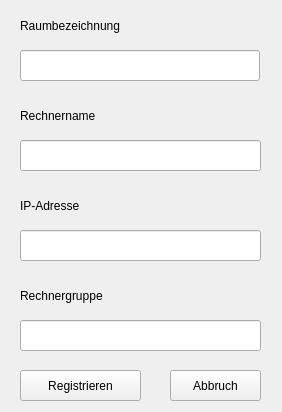
Qt form linbo_gui/linboRegisterBox.ui (linuxmuster/linuxmuster-linbo) before a commit.
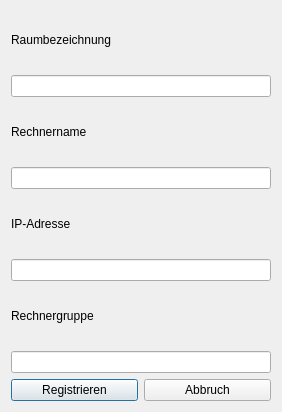
The same form after that commit.

Commit message: change regist dialog to only collect information

What changed in the file:
```diff
--- a/linbo_gui/linboRegisterBox.ui
+++ b/linbo_gui/linboRegisterBox.ui
@@ -1,7 +1,10 @@
 <?xml version="1.0" encoding="UTF-8"?>
 <ui version="4.0">
  <class>linboRegisterBox</class>
- <widget class="QWidget" name="linboRegisterBox">
+ <widget class="QDialog" name="linboRegisterBox">
+  <property name="windowModality">
+   <enum>Qt::ApplicationModal</enum>
+  </property>
   <property name="geometry">
    <rect>
     <x>0</x>
@@ -13,15 +16,9 @@
   <property name="windowTitle">
    <string>Rechner registrieren</string>
   </property>
+  <layout class="QVBoxLayout" name="verticalLayout">
+   <item>
   <widget class="QLabel" name="textLabel2">
-   <property name="geometry">
-    <rect>
-     <x>20</x>
-     <y>10</y>
-     <width>171</width>
-     <height>31</height>
-    </rect>
-   </property>
    <property name="text">
     <string>Raumbezeichnung</string>
    </property>
@@ -29,25 +26,12 @@
     <bool>false</bool>
    </property>
   </widget>
-  <widget class="QLineEdit" name="roomName">
-   <property name="geometry">
-    <rect>
-     <x>20</x>
-     <y>50</y>
-     <width>240</width>
-     <height>31</height>
-    </rect>
-   </property>
-  </widget>
+   </item>
+   <item>
+    <widget class="QLineEdit" name="roomName"/>
+   </item>
+   <item>
   <widget class="QLabel" name="textLabel3">
-   <property name="geometry">
-    <rect>
-     <x>20</x>
-     <y>100</y>
-     <width>141</width>
-     <height>31</height>
-    </rect>
-   </property>
    <property name="text">
     <string>Rechnername</string>
    </property>
@@ -55,25 +39,12 @@
     <bool>false</bool>
    </property>
   </widget>
-  <widget class="QLineEdit" name="clientName">
-   <property name="geometry">
-    <rect>
-     <x>20</x>
-     <y>140</y>
-     <width>241</width>
-     <height>31</height>
-    </rect>
-   </property>
-  </widget>
+   </item>
+   <item>
+    <widget class="QLineEdit" name="clientName"/>
+   </item>
+   <item>
   <widget class="QLabel" name="textLabel3_2">
-   <property name="geometry">
-    <rect>
-     <x>20</x>
-     <y>190</y>
-     <width>141</width>
-     <height>31</height>
-    </rect>
-   </property>
    <property name="text">
     <string>IP-Adresse</string>
    </property>
@@ -81,25 +52,12 @@
     <bool>false</bool>
    </property>
   </widget>
-  <widget class="QLineEdit" name="ipAddress">
-   <property name="geometry">
-    <rect>
-     <x>20</x>
-     <y>230</y>
-     <width>241</width>
-     <height>31</height>
-    </rect>
-   </property>
-  </widget>
+   </item>
+   <item>
+    <widget class="QLineEdit" name="ipAddress"/>
+   </item>
+   <item>
   <widget class="QLabel" name="textLabel3_2_2">
-   <property name="geometry">
-    <rect>
-     <x>20</x>
-     <y>280</y>
-     <width>141</width>
-     <height>31</height>
-    </rect>
-   </property>
    <property name="text">
     <string>Rechnergruppe</string>
    </property>
@@ -107,25 +65,14 @@
     <bool>false</bool>
    </property>
   </widget>
-  <widget class="QLineEdit" name="clientGroup">
-   <property name="geometry">
-    <rect>
-     <x>20</x>
-     <y>320</y>
-     <width>241</width>
-     <height>31</height>
-    </rect>
-   </property>
-  </widget>
+   </item>
+   <item>
+    <widget class="QLineEdit" name="clientGroup"/>
+   </item>
+   <item>
+    <layout class="QHBoxLayout" name="horizontalLayout">
+     <item>
   <widget class="QPushButton" name="registerButton">
-   <property name="geometry">
-    <rect>
-     <x>20</x>
-     <y>370</y>
-     <width>121</width>
-     <height>31</height>
-    </rect>
-   </property>
    <property name="toolTip">
     <string>Lädt die Rechnerinformationen auf den Server hoch</string>
    </property>
@@ -133,15 +80,9 @@
     <string>Registrieren</string>
    </property>
   </widget>
+     </item>
+     <item>
   <widget class="QPushButton" name="cancelButton">
-   <property name="geometry">
-    <rect>
-     <x>170</x>
-     <y>370</y>
-     <width>91</width>
-     <height>31</height>
-    </rect>
-   </property>
    <property name="toolTip">
     <string>Abbrechen ohne Rechnerregistrierung</string>
    </property>
@@ -149,6 +90,10 @@
     <string>Abbruch</string>
    </property>
   </widget>
+     </item>
+    </layout>
+   </item>
+  </layout>
  </widget>
  <layoutdefault spacing="6" margin="11"/>
  <pixmapfunction>qPixmapFromMimeSource</pixmapfunction>
```
Left out of the diff: 35 changed lines with no effect on the pictures. Lines whose indentation alone changed are shown as unchanged. The commit also changes 9 other files.
